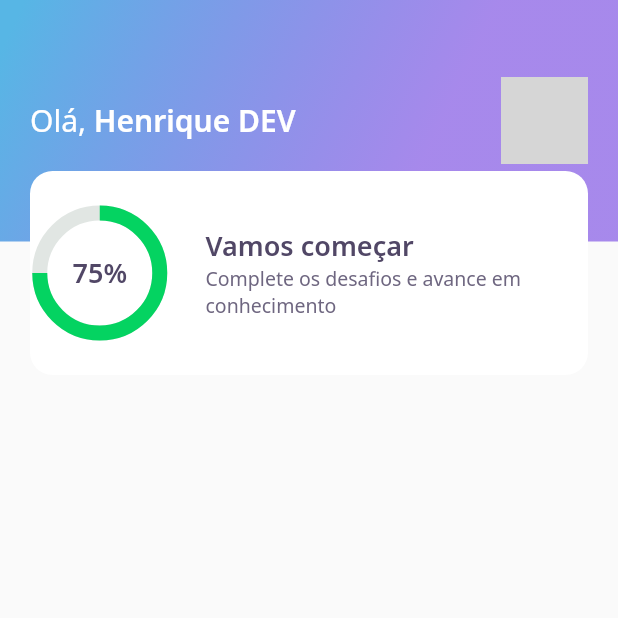
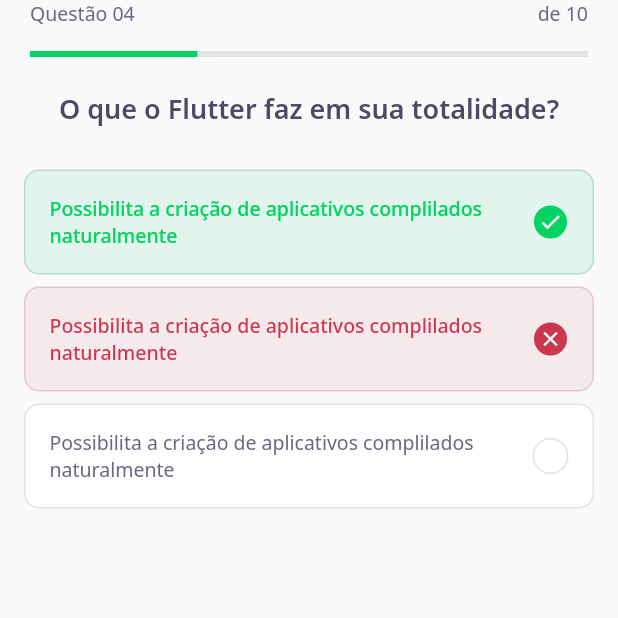
Before and after one commit to henriquepjv/nlw5_quiz_challenge, a Flutter app: the screen it shows after launch, on a phone screen of 412 x 824 dp, the top half of it. Run offline on Flutter 3.47's test engine with Material 2 defaults, Android fonts, the phone set to English and light mode, and no system bars; our stand-ins replace google_fonts; grey boxes are pictures that could not be loaded.

Commit message:
Updates home screen and create challenge view

```diff
--- /dev/null
+++ b/lib/challenge/challenge_page.dart
@@ -0,0 +1,25 @@
+import 'package:DevQuiz/challenge/widget/question_indicator/question_indicator_widget.dart';
+import 'package:DevQuiz/challenge/widget/quiz/quiz_widget.dart';
+import 'package:flutter/material.dart';
+
+class ChallengePage extends StatefulWidget {
+  const ChallengePage({Key? key}) : super(key: key);
+
+
+  @override
+  _ChallengePageState createState() => _ChallengePageState();
+}
+
+class _ChallengePageState extends State<ChallengePage> {
+  @override
+  Widget build(BuildContext context) {
+    return Scaffold(
+      appBar: PreferredSize(
+        preferredSize: Size.fromHeight(60),
+        child: SafeArea(top: true, child: QuestionIndicatorWidget()),
+      ),
+      body: QuizWidget(title: 'O que o Flutter faz em sua totalidade?'),
+
+    );
+  }
+}
--- /dev/null
+++ b/lib/challenge/widget/awnser/awnser_widget.dart
@@ -0,0 +1,78 @@
+import 'package:DevQuiz/core/app_colors.dart';
+import 'package:DevQuiz/core/app_text_styles.dart';
+import 'package:flutter/material.dart';
+
+class AwnserWidget extends StatelessWidget {
+  final String title;
+  final bool isRight;
+  final bool isSelected;
+  const AwnserWidget({
+    Key? key,
+    required this.title,
+    this.isRight = false,
+    this.isSelected = false,
+  }) : super(key: key);
+
+  Color get _selectedColorRight =>
+      isRight ? AppColors.darkGreen : AppColors.darkRed;
+
+  Color get _selectedBorderRight =>
+      isRight ? AppColors.lightGreen : AppColors.lightRed;
+
+  Color get _selectedColorCardRight =>
+      isRight ? AppColors.lightGreen : AppColors.lightRed;
+
+  Color get _selectedBorderCardRight =>
+      isRight ? AppColors.green : AppColors.red;
+
+  TextStyle get _selectedTextStyleRight =>
+      isRight ? AppTextStyles.bodyDarkGreen : AppTextStyles.bodyDarkRed;
+
+  IconData get _selectedIconRight => isRight ? Icons.check : Icons.close;
+
+  @override
+  Widget build(BuildContext context) {
+    return Padding(
+      padding: const EdgeInsets.symmetric(horizontal: 16, vertical: 4),
+      child: Container(
+        padding: EdgeInsets.all(16),
+        decoration: BoxDecoration(
+          color: isSelected ? _selectedColorCardRight : AppColors.white,
+          borderRadius: BorderRadius.circular(10),
+          border: Border.fromBorderSide(
+              BorderSide(
+                  color: isSelected ? _selectedBorderCardRight : AppColors.border
+              ))),
+        child: Row(
+          mainAxisAlignment: MainAxisAlignment.spaceBetween,
+          children: [
+            Expanded(
+              child: Text(
+                  title,
+                  style: isSelected ? _selectedTextStyleRight : AppTextStyles.body,
+              ),
+            ),
+            Container(
+              width: 24,
+              height: 24,
+                decoration: BoxDecoration(
+                    color: isSelected ? _selectedColorRight : AppColors.white,
+                    borderRadius: BorderRadius.circular(500),
+                    border: Border.fromBorderSide(
+                        BorderSide(
+                            color: isSelected ? _selectedBorderRight : AppColors.border
+                        ))),
+              child: isSelected
+              ? Icon(
+                  _selectedIconRight,
+                  size: 16,
+                  color: Colors.white
+              )
+                  : null
+            )
+          ],
+        ),
+      ),
+    );
+  }
+}
--- /dev/null
+++ b/lib/challenge/widget/question_indicator/question_indicator_widget.dart
@@ -0,0 +1,30 @@
+import 'package:DevQuiz/core/app_colors.dart';
+import 'package:DevQuiz/core/app_text_styles.dart';
+import 'package:DevQuiz/shared/widgets/progress_indicator/progress_indicator_widget.dart';
+import 'package:flutter/material.dart';
+
+class QuestionIndicatorWidget extends StatelessWidget {
+  const QuestionIndicatorWidget({Key? key}) : super(key: key);
+
+  @override
+  Widget build(BuildContext context) {
+    return Container(
+      padding: const EdgeInsets.symmetric(horizontal: 20),
+      child: Column(
+        children: [
+          Row(
+            mainAxisAlignment: MainAxisAlignment.spaceBetween,
+            children: [
+              Text("Questão 04", style: AppTextStyles.body),
+              Text("de 10", style: AppTextStyles.body),
+            ],
+
+          ),
+          SizedBox(
+            height: 16,
+          ),
+          ProgressIndicatorWidget(value: 0.3)
+      ],)
+    );
+  }
+}
--- /dev/null
+++ b/lib/challenge/widget/quiz/quiz_widget.dart
@@ -0,0 +1,40 @@
+import 'package:DevQuiz/challenge/widget/awnser/awnser_widget.dart';
+import 'package:DevQuiz/core/app_text_styles.dart';
+import 'package:flutter/material.dart';
+
+class QuizWidget extends StatelessWidget {
+  final String title;
+  const QuizWidget({Key? key, required this.title}) : super(key: key);
+
+  @override
+  Widget build(BuildContext context) {
+    return Container(
+      child: Column(
+        children: [
+          Text(
+              title,
+              style: AppTextStyles.heading
+          ),
+          SizedBox(
+            height: 24,
+          ),
+          AwnserWidget(
+            isRight: true,
+              isSelected: true,
+              title: "Possibilita a criação de aplicativos complilados naturalmente"
+          ),
+          AwnserWidget(
+              isRight: false,
+              isSelected: true,
+              title: "Possibilita a criação de aplicativos complilados naturalmente"
+          ),
+          AwnserWidget(
+              isRight: false,
+              isSelected: false,
+              title: "Possibilita a criação de aplicativos complilados naturalmente"
+          ),
+        ],
+      )
+    );
+  }
+}
--- a/lib/core/app_widget.dart
+++ b/lib/core/app_widget.dart
@@ -1,3 +1,4 @@
+import 'package:DevQuiz/challenge/challenge_page.dart';
 import 'package:DevQuiz/home/home_page.dart';
 import 'package:DevQuiz/splash/splash_page.dart';
 import 'package:flutter/material.dart';
@@ -8,7 +9,7 @@ class AppWidget extends StatelessWidget {
     return MaterialApp(
       title: "DevQuiz",
       //home: SplashPage(),
-      home: HomePage(),
+      home: ChallengePage(),
     );
   }
 }
--- a/lib/home/widgets/score_card/score_card_widget.dart
+++ b/lib/home/widgets/score_card/score_card_widget.dart
@@ -13,9 +13,9 @@ class ScoreCardWidget extends StatelessWidget {
       child: Container(
         height: 136,
         decoration: BoxDecoration(
-          color: AppColors.white,
-          borderRadius: BorderRadius.circular(15)
-        ),
+          color: AppColors.white, borderRadius: BorderRadius.circular(15)),
+        child: Padding(
+          padding: const EdgeInsets.symmetric(horizontal: 24),
           child: Row(
             crossAxisAlignment: CrossAxisAlignment.center,
             children: [
@@ -37,6 +37,7 @@ class ScoreCardWidget extends StatelessWidget {
                 ),
               )
             ],
+          ),
         )
       ),
     );
--- /dev/null
+++ b/lib/shared/widgets/progress_indicator/progress_indicator_widget.dart
@@ -0,0 +1,16 @@
+import 'package:DevQuiz/core/app_colors.dart';
+import 'package:flutter/material.dart';
+
+class ProgressIndicatorWidget extends StatelessWidget {
+  final double value;
+  const ProgressIndicatorWidget({Key? key, required this.value}) : super(key: key);
+
+  @override
+  Widget build(BuildContext context) {
+    return LinearProgressIndicator(
+      value: 0.3,
+      backgroundColor: AppColors.chartSecondary,
+      valueColor: AlwaysStoppedAnimation<Color>(AppColors.chartPrimary),
+    );
+  }
+}
```
Also changed, not shown: lib/home/home_page.dart (+41 -0 lines), lib/home/widgets/chart/chart_widget.dart (+5 -2 lines), lib/home/widgets/quiz_card/quiz_card_widget.dart (added, +57 -0 lines), 2 other files. Lines whose indentation alone changed are shown as unchanged.
